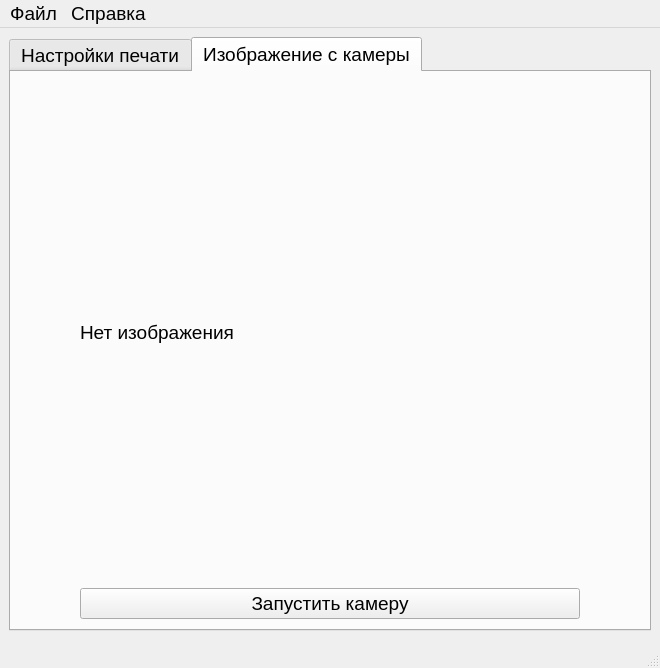
This is mainwindow.ui in KoteAnimen/Work-WithCameraPrinter as Qt 5 draws it before an edit. The edited form follows.
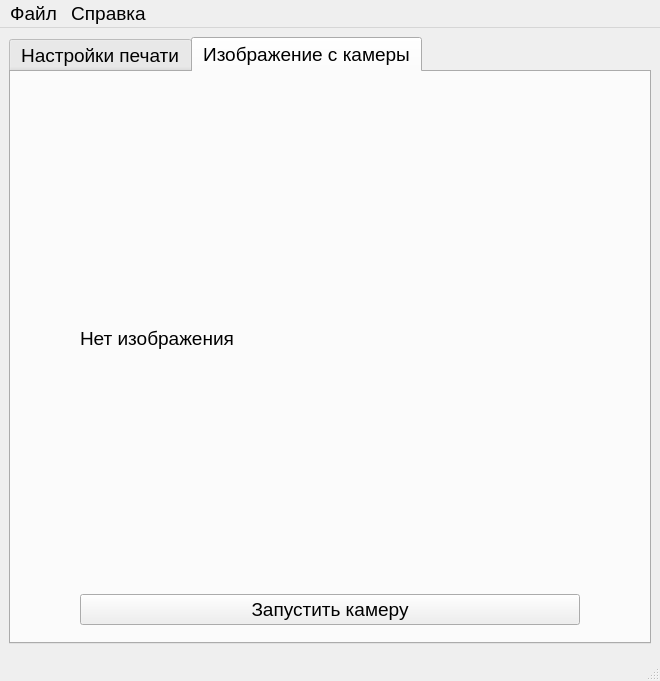
This is the edited form. The open tabs and pages were chosen to show the change.

Commit message: Добавлен функционал для верхнего меню

```diff
--- a/mainwindow.ui
+++ b/mainwindow.ui
@@ -7,7 +7,7 @@
     <x>0</x>
     <y>0</y>
     <width>660</width>
-    <height>644</height>
+    <height>681</height>
    </rect>
   </property>
   <property name="font">
```
Left out of the diff: 2 changed lines with no effect on the pictures. The commit also changes 2 other files.
